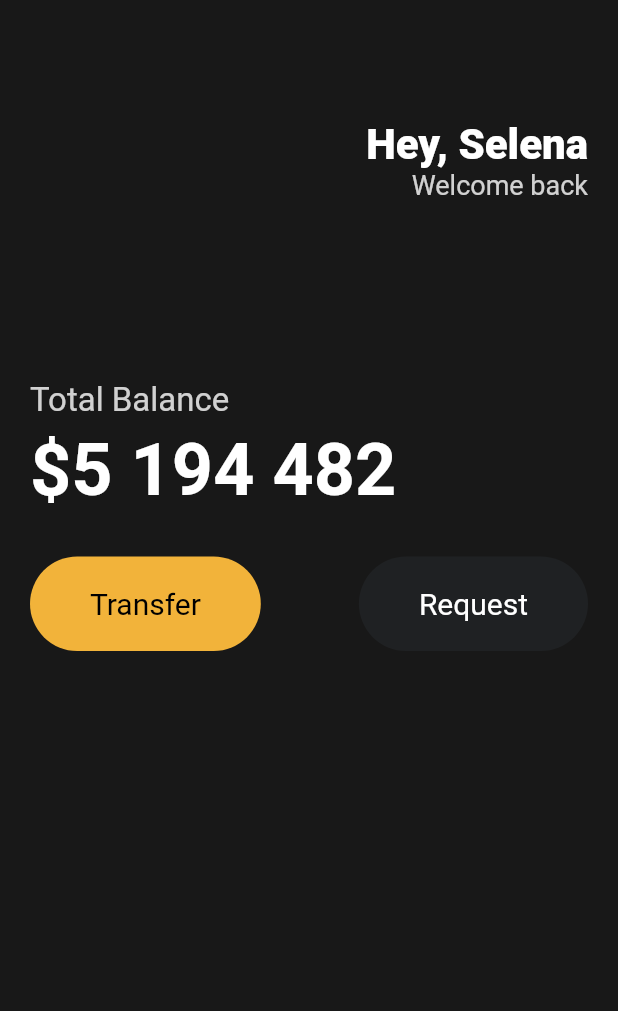
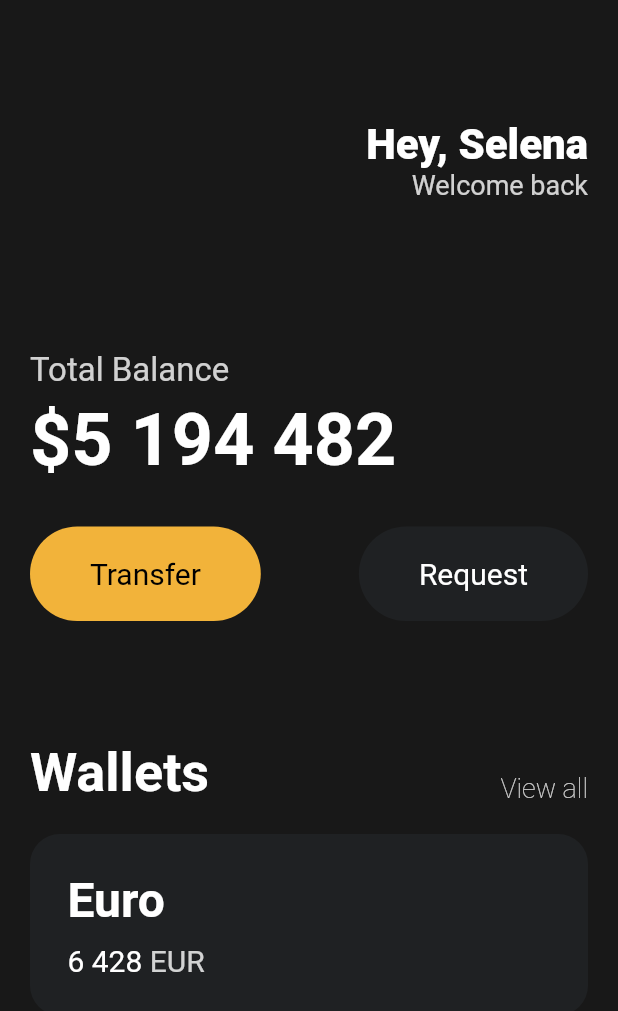
Before and after one commit to JinsooLee-Testing/toonflix, a Flutter app: the screen it shows after launch, on a phone screen of 412 x 824 dp. Shown: the top 1011 px of the screen. Run offline on Flutter 3.47's test engine with Material 2 defaults, Android fonts, the phone set to English and light mode, and no system bars.

Commit message:
create first card #1

```diff
--- a/lib/main.dart
+++ b/lib/main.dart
@@ -56,7 +56,7 @@ class App extends StatelessWidget {
                 ],
               ),
               const SizedBox(
-                height: 120,
+                height: 100,
               ),
               Text(
                 'Total Balance',
@@ -94,6 +94,84 @@ class App extends StatelessWidget {
                   ),
                 ],
               ),
+              const SizedBox(
+                height: 80,
+              ),
+              Row(
+                crossAxisAlignment: CrossAxisAlignment.end,
+                mainAxisAlignment: MainAxisAlignment.spaceBetween,
+                children: [
+                  const Text(
+                    'Wallets',
+                    style: TextStyle(
+                      color: Colors.white,
+                      fontSize: 36,
+                      fontWeight: FontWeight.w600,
+                    ),
+                  ),
+                  Text(
+                    'View all',
+                    style: TextStyle(
+                      color: Colors.white.withOpacity(0.8),
+                      fontSize: 18,
+                      fontWeight: FontWeight.w200,
+                    ),
+                  ),
+                ],
+              ),
+              const SizedBox(
+                height: 20,
+              ),
+              Container(
+                decoration: BoxDecoration(
+                  color: const Color(0xFF1F2123),
+                  borderRadius: BorderRadius.circular(20),
+                ),
+                child: Padding(
+                  padding: const EdgeInsets.all(25),
+                  child: Row(
+                    children: [
+                      Column(
+                        crossAxisAlignment: CrossAxisAlignment.start,
+                        children: [
+                          const Text(
+                            "Euro",
+                            style: TextStyle(
+                              color: Colors.white,
+                              fontSize: 32,
+                              fontWeight: FontWeight.w600,
+                            ),
+                          ),
+                          const SizedBox(
+                            height: 10,
+                          ),
+                          Row(
+                            children: [
+                              const Text(
+                                '6 428',
+                                style: TextStyle(
+                                  color: Colors.white,
+                                  fontSize: 20,
+                                ),
+                              ),
+                              const SizedBox(
+                                width: 5,
+                              ),
+                              Text(
+                                'EUR',
+                                style: TextStyle(
+                                  color: Colors.white.withOpacity(0.8),
+                                  fontSize: 20,
+                                ),
+                              ),
+                            ],
+                          )
+                        ],
+                      ),
+                    ],
+                  ),
+                ),
+              ),
             ],
           ),
         ),
```
